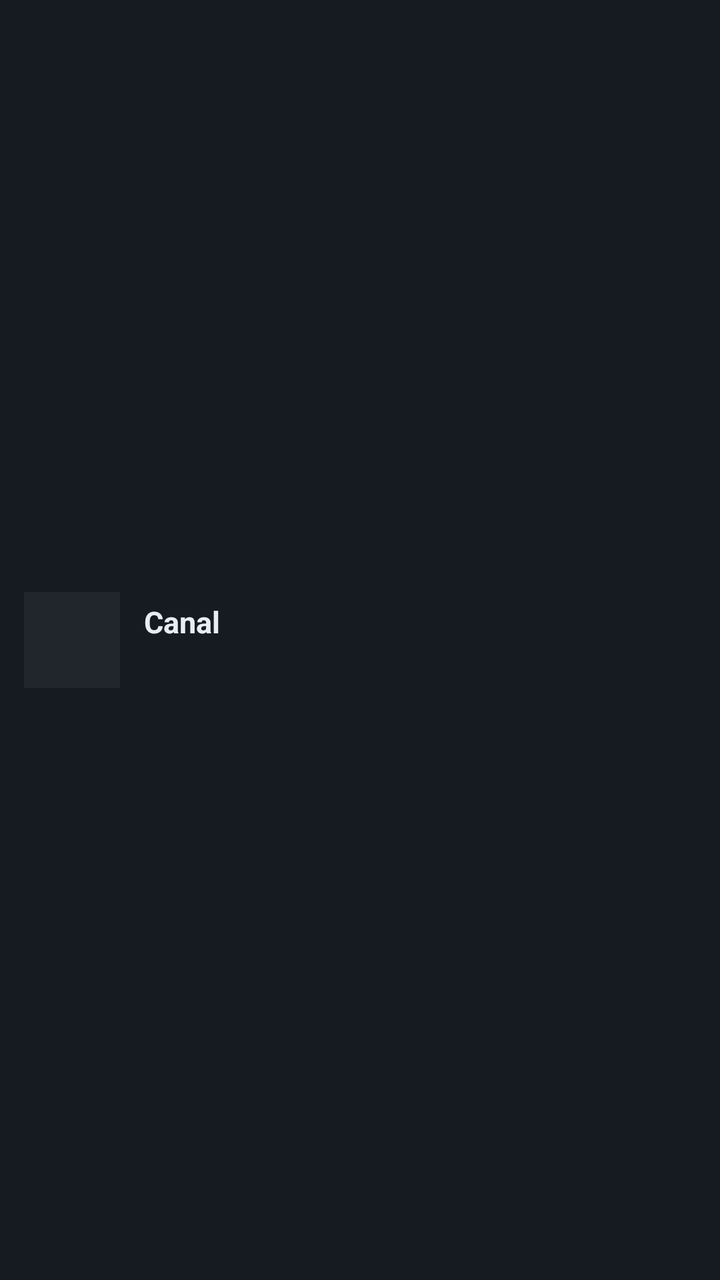
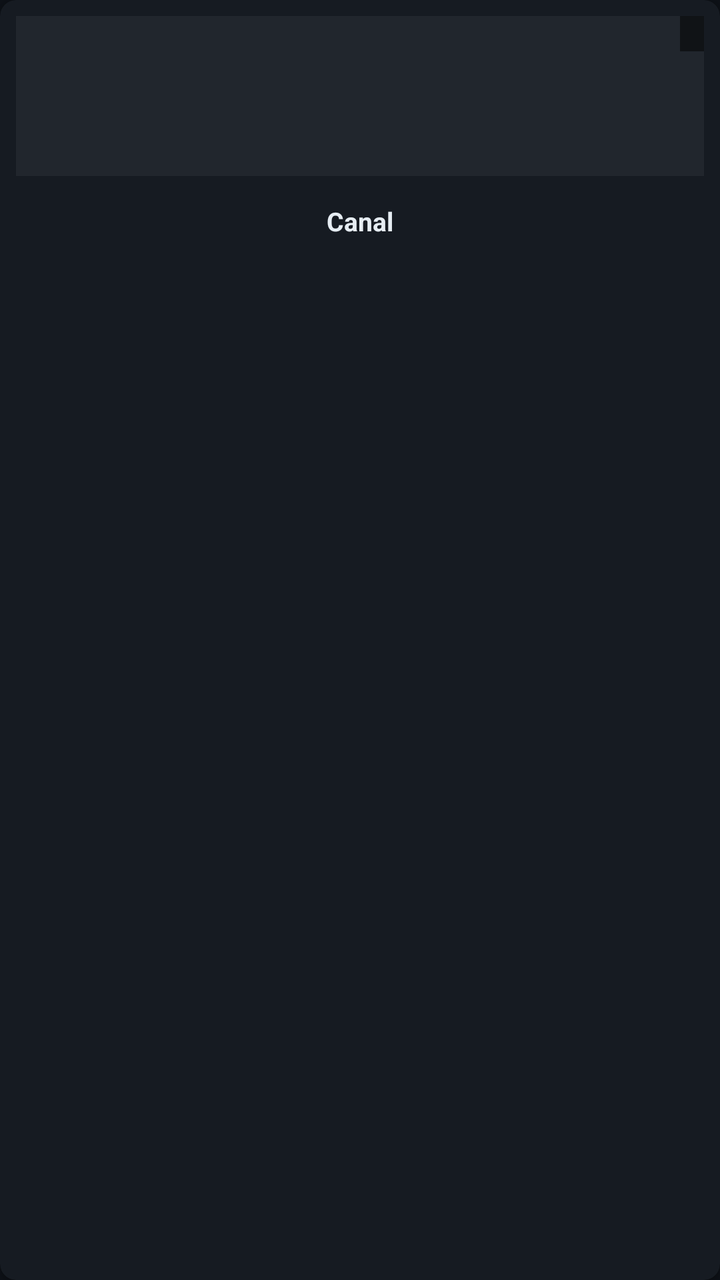

The first picture is an Android layout as it rendered before a commit; the second is the same layout after the commit. The layout source and the unified diff follow.
<!-- AndroidManifest.xml: application theme Theme.InnovaTV -->
<!-- res/layout/item_canal.xml -->
<?xml version="1.0" encoding="utf-8"?>
<LinearLayout xmlns:android="http://schemas.android.com/apk/res/android"
    android:layout_width="match_parent"
    android:layout_height="wrap_content"
    android:orientation="horizontal"
    android:background="@color/surface"
    android:padding="12dp"
    android:layout_marginBottom="6dp"
    android:gravity="center_vertical">

    <ImageView
        android:id="@+id/imgLogo"
        android:layout_width="48dp"
        android:layout_height="48dp"
        android:scaleType="fitCenter"
        android:background="@color/surface_variant"
        android:padding="4dp"
        android:contentDescription="Logo" />

    <LinearLayout
        android:layout_width="0dp"
        android:layout_height="wrap_content"
        android:layout_weight="1"
        android:layout_marginStart="12dp"
        android:orientation="vertical">

        <TextView
            android:id="@+id/textNombre"
            android:layout_width="match_parent"
            android:layout_height="wrap_content"
            android:text="Canal"
            android:textColor="@color/text_primary"
            android:textSize="15sp"
            android:textStyle="bold"
            android:maxLines="1"
            android:ellipsize="end" />

        <TextView
            android:id="@+id/textCategoria"
            android:layout_width="match_parent"
            android:layout_height="wrap_content"
            android:text=""
            android:textColor="@color/text_secondary"
            android:textSize="12sp"
            android:maxLines="1"
            android:ellipsize="end"
            android:layout_marginTop="2dp" />
    </LinearLayout>

    <TextView
        android:id="@+id/textNumero"
        android:layout_width="wrap_content"
        android:layout_height="wrap_content"
        android:text=""
        android:textColor="@color/primary"
        android:textSize="13sp"
        android:textStyle="bold"
        android:layout_marginStart="8dp" />

</LinearLayout>
<!-- resources referenced by this layout -->
<resources>
  <color name="primary">#58A6FF</color>
  <color name="surface">#161B22</color>
  <color name="surface_variant">#21262D</color>
  <color name="text_primary">#E6EDF3</color>
  <color name="text_secondary">#8B949E</color>
  <style name="Theme.InnovaTV" parent="Theme.MaterialComponents.DayNight.NoActionBar">
          <item name="colorPrimary">@color/primary</item>
          <item name="colorPrimaryDark">@color/primary_dark</item>
          <item name="colorPrimaryVariant">@color/primary_variant</item>
          <item name="colorOnPrimary">@color/white</item>
  
          <item name="android:colorBackground">@color/background</item>
          <item name="colorSurface">@color/surface</item>
          <item name="colorOnSurface">@color/text_primary</item>
  
          <item name="android:textColorPrimary">@color/text_primary</item>
          <item name="android:textColorSecondary">@color/text_secondary</item>
  
          <item name="android:statusBarColor">@color/background</item>
          <item name="android:navigationBarColor">@color/background</item>
          <item name="android:windowLightStatusBar" tools:targetApi="m">false</item>
      </style>
  <color name="primary_dark">#1F6FEB</color>
  <color name="primary_variant">#388BFD</color>
  <color name="white">#FFFFFF</color>
  <color name="background">#0D1117</color>
</resources>

<!-- the commit's change to res/layout/item_canal.xml (unified diff, before → after) -->
@@ -1,39 +1,59 @@
 <?xml version="1.0" encoding="utf-8"?>
-<LinearLayout xmlns:android="http://schemas.android.com/apk/res/android"
+<androidx.cardview.widget.CardView xmlns:android="http://schemas.android.com/apk/res/android"
+    xmlns:app="http://schemas.android.com/apk/res-auto"
     android:layout_width="match_parent"
     android:layout_height="wrap_content"
-    android:orientation="horizontal"
-    android:background="@color/surface"
-    android:padding="12dp"
-    android:layout_marginBottom="6dp"
-    android:gravity="center_vertical">
-
-    <ImageView
-        android:id="@+id/imgLogo"
-        android:layout_width="48dp"
-        android:layout_height="48dp"
-        android:scaleType="fitCenter"
-        android:background="@color/surface_variant"
-        android:padding="4dp"
-        android:contentDescription="Logo" />
+    android:layout_margin="6dp"
+    app:cardBackgroundColor="@color/surface"
+    app:cardCornerRadius="8dp"
+    app:cardElevation="2dp">
 
     <LinearLayout
-        android:layout_width="0dp"
+        android:layout_width="match_parent"
         android:layout_height="wrap_content"
-        android:layout_weight="1"
-        android:layout_marginStart="12dp"
-        android:orientation="vertical">
+        android:orientation="vertical"
+        android:padding="8dp">
+
+        <FrameLayout
+            android:layout_width="match_parent"
+            android:layout_height="80dp"
+            android:background="@color/surface_variant">
+
+            <ImageView
+                android:id="@+id/imgLogo"
+                android:layout_width="match_parent"
+                android:layout_height="match_parent"
+                android:padding="8dp"
+                android:scaleType="fitCenter"
+                android:contentDescription="Logo" />
+
+            <TextView
+                android:id="@+id/textNumero"
+                android:layout_width="wrap_content"
+                android:layout_height="wrap_content"
+                android:layout_gravity="top|end"
+                android:background="#80000000"
+                android:paddingHorizontal="6dp"
+                android:paddingVertical="2dp"
+                android:text=""
+                android:textColor="@color/white"
+                android:textSize="10sp"
+                android:textStyle="bold" />
+        </FrameLayout>
 
         <TextView
             android:id="@+id/textNombre"
             android:layout_width="match_parent"
             android:layout_height="wrap_content"
+            android:layout_marginTop="6dp"
             android:text="Canal"
             android:textColor="@color/text_primary"
-            android:textSize="15sp"
+            android:textSize="13sp"
             android:textStyle="bold"
-            android:maxLines="1"
-            android:ellipsize="end" />
+            android:maxLines="2"
+            android:ellipsize="end"
+            android:gravity="center"
+            android:minLines="2" />
 
         <TextView
             android:id="@+id/textCategoria"
@@ -41,20 +61,12 @@
             android:layout_height="wrap_content"
             android:text=""
             android:textColor="@color/text_secondary"
-            android:textSize="12sp"
+            android:textSize="11sp"
             android:maxLines="1"
             android:ellipsize="end"
+            android:gravity="center"
             android:layout_marginTop="2dp" />
+
     </LinearLayout>
 
-    <TextView
-        android:id="@+id/textNumero"
-        android:layout_width="wrap_content"
-        android:layout_height="wrap_content"
-        android:text=""
-        android:textColor="@color/primary"
-        android:textSize="13sp"
-        android:textStyle="bold"
-        android:layout_marginStart="8dp" />
-
-</LinearLayout>
+</androidx.cardview.widget.CardView>
<!-- resource entries referenced after the edit -->
@@ -1,10 +1,10 @@
 <!-- resources referenced by this layout -->
 <resources>
-  <color name="primary">#58A6FF</color>
   <color name="surface">#161B22</color>
   <color name="surface_variant">#21262D</color>
   <color name="text_primary">#E6EDF3</color>
   <color name="text_secondary">#8B949E</color>
+  <color name="white">#FFFFFF</color>
   <style name="Theme.InnovaTV" parent="Theme.MaterialComponents.DayNight.NoActionBar">
           <item name="colorPrimary">@color/primary</item>
           <item name="colorPrimaryDark">@color/primary_dark</item>
@@ -22,9 +22,9 @@
           <item name="android:navigationBarColor">@color/background</item>
           <item name="android:windowLightStatusBar" tools:targetApi="m">false</item>
       </style>
+  <color name="primary">#58A6FF</color>
   <color name="primary_dark">#1F6FEB</color>
   <color name="primary_variant">#388BFD</color>
-  <color name="white">#FFFFFF</color>
   <color name="background">#0D1117</color>
 </resources>
 
